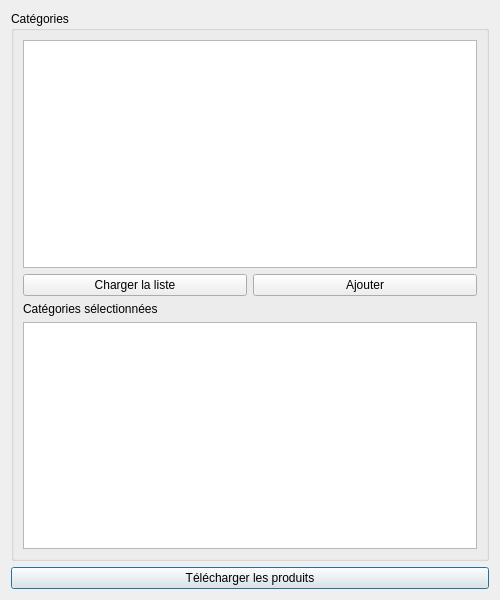
The window that views/updater_dialog.ui (RoroTiti/OC_P5) describes before a commit, drawn with Qt 5.
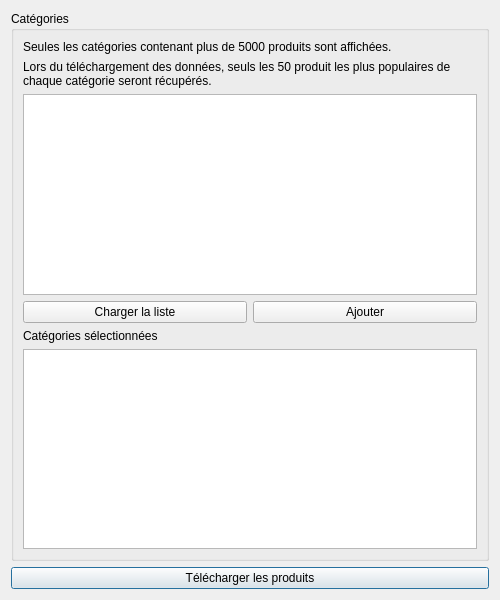
The same window after the commit.

Commit message: Timeout dialog + UI update

Patch:
```diff
--- a/views/updater_dialog.ui
+++ b/views/updater_dialog.ui
@@ -33,17 +33,7 @@
       <string>Catégories</string>
      </property>
      <layout class="QGridLayout" name="gridLayout_2">
-      <item row="1" column="1">
-       <widget class="QPushButton" name="btn_add_category">
-        <property name="text">
-         <string>Ajouter</string>
-        </property>
-        <property name="autoDefault">
-         <bool>false</bool>
-        </property>
-       </widget>
-      </item>
-      <item row="1" column="0">
+      <item row="3" column="0">
        <widget class="QPushButton" name="btn_load_list">
         <property name="text">
          <string>Charger la liste</string>
@@ -53,19 +43,49 @@
         </property>
        </widget>
       </item>
-      <item row="2" column="0" colspan="2">
+      <item row="4" column="0" colspan="2">
        <widget class="QLabel" name="label">
         <property name="text">
          <string>Catégories sélectionnées</string>
         </property>
        </widget>
       </item>
-      <item row="0" column="0" colspan="2">
-       <widget class="QTableView" name="table_all_categories"/>
-      </item>
-      <item row="3" column="0" colspan="2">
+      <item row="5" column="0" colspan="2">
        <widget class="QTableView" name="table_selected_categories"/>
       </item>
+      <item row="2" column="0" colspan="2">
+       <widget class="QTableView" name="table_all_categories"/>
+      </item>
+      <item row="3" column="1">
+       <widget class="QPushButton" name="btn_add_category">
+        <property name="text">
+         <string>Ajouter</string>
+        </property>
+        <property name="autoDefault">
+         <bool>false</bool>
+        </property>
+       </widget>
+      </item>
+      <item row="0" column="0" colspan="2">
+       <widget class="QLabel" name="label_2">
+        <property name="text">
+         <string>Seules les catégories contenant plus de 5000 produits sont affichées.</string>
+        </property>
+       </widget>
+      </item>
+      <item row="1" column="0" colspan="2">
+       <widget class="QLabel" name="label_3">
+        <property name="autoFillBackground">
+         <bool>false</bool>
+        </property>
+        <property name="text">
+         <string>Lors du téléchargement des données, seuls les 50 produit les plus populaires de chaque catégorie seront récupérés.</string>
+        </property>
+        <property name="wordWrap">
+         <bool>true</bool>
+        </property>
+       </widget>
+      </item>
      </layout>
     </widget>
    </item>
```
The commit also changes 3 other files.
